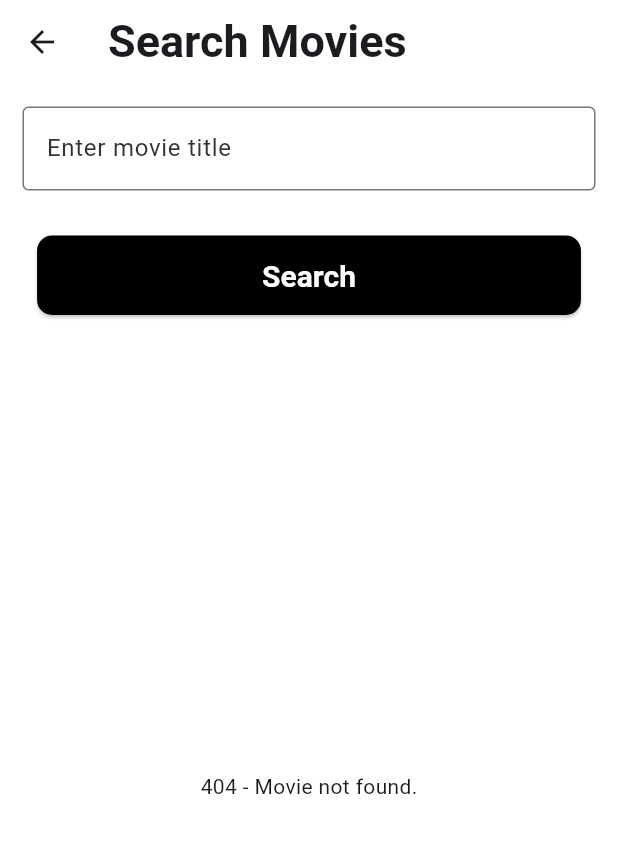
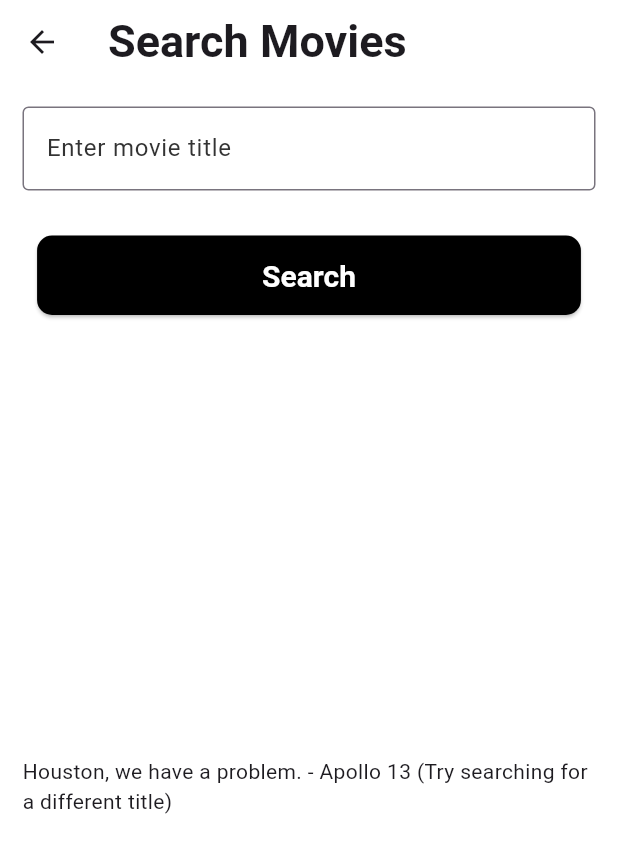
Before and after one commit to xaatu/omdb_api_updated, a Flutter app: the MovieSearchScreen screen opened directly, after a tap on "Search", on a phone screen of 412 x 824 dp. Shown: the top 853 px of the screen. Run offline on Flutter 3.47's test engine with Material 3 defaults, Android fonts, the phone set to English and light mode, and no system bars; our stand-ins replace dio; network calls fail.

Commit message:
readme, movie quote, icon updates

```diff
--- a/lib/movie_search_screen.dart
+++ b/lib/movie_search_screen.dart
@@ -91,7 +91,7 @@ class MovieSearchScreenState extends State<MovieSearchScreen> {
                         } else if (snapshot.hasError) {
                           return Center(child: Text('Error: ${snapshot.error}'));
                         } else if (!snapshot.hasData || snapshot.data!.isEmpty) {
-                          return const Center(child: Text('404 - Movie not found.')); // needs a better reference
+                          return const Center(child: Text('Houston, we have a problem. - Apollo 13 (Try searching for a different title)')); // needs a better reference
                         } else {
                           final movies = snapshot.data!;
                           return ListView.builder(
```
Also changed, not shown: 6 other files.
